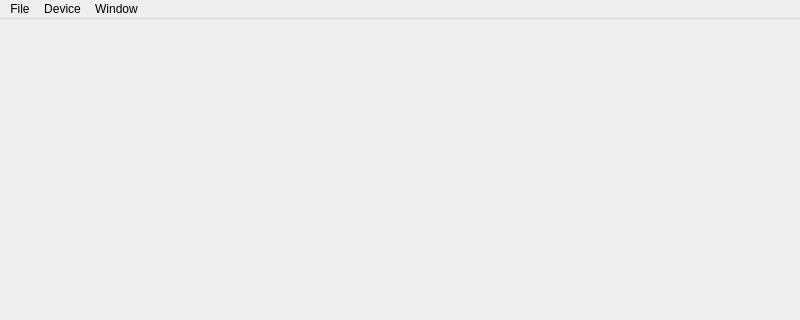
Old version of the form Software/PC_Application/main.ui in the repository jankae/LibreVNA; both pictures show x 0 to 800 and y 0 to 320 of the 800 by 600 pixel window.
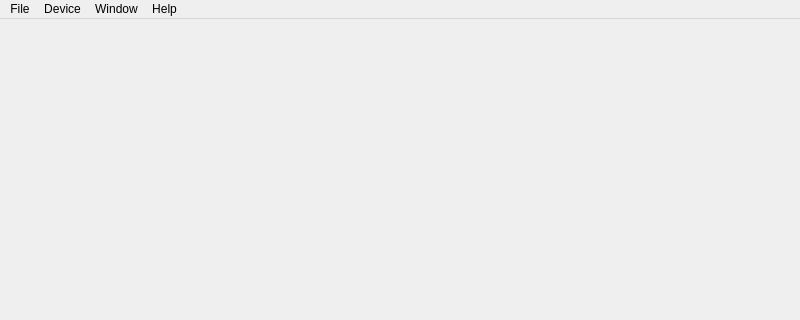
New version of the form. Icons and pictures are not drawn.

The edit to the form file:
```diff
--- a/Software/PC_Application/main.ui
+++ b/Software/PC_Application/main.ui
@@ -69,9 +69,16 @@
     <addaction name="menuToolbars"/>
     <addaction name="actionPreferences"/>
    </widget>
+   <widget class="QMenu" name="menuHelp">
+    <property name="title">
+     <string>Help</string>
+    </property>
+    <addaction name="actionAbout"/>
+   </widget>
    <addaction name="menuFile"/>
    <addaction name="menuDevice"/>
    <addaction name="menuWindow"/>
+   <addaction name="menuHelp"/>
   </widget>
   <widget class="QStatusBar" name="statusbar"/>
   <action name="actionQuit">
```
Left out of the diff: 5 changed lines with no effect on the pictures.
